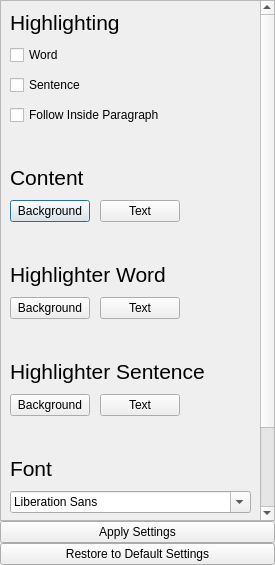
The window that src/forms/color_settings.ui (DinoZAR/CentralAccessReader) describes before a commit, drawn with Qt 5.
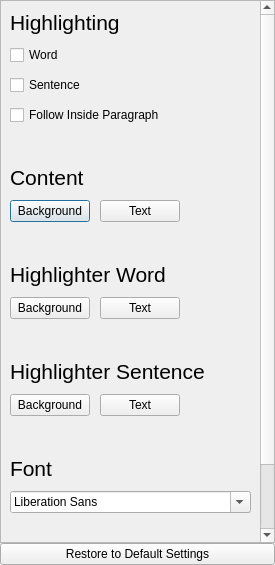
The same window after the commit. Icons and pictures are not drawn.

Commit message: Made the math library display in general settings act as toggle to show/hide the selection process. Also made sure that changes in the color settings affect the document in real time!

What changed in the file:
```diff
--- a/src/forms/color_settings.ui
+++ b/src/forms/color_settings.ui
@@ -36,7 +36,7 @@
       <property name="geometry">
        <rect>
         <x>0</x>
-        <y>-145</y>
+        <y>0</y>
         <width>256</width>
         <height>666</height>
        </rect>
@@ -294,22 +294,6 @@
    </item>
    <item>
     <layout class="QVBoxLayout" name="verticalLayout_7">
-     <item>
-      <widget class="QPushButton" name="applyButton">
-       <property name="toolTip">
-        <string>Applies new settings</string>
-       </property>
-       <property name="text">
-        <string>Apply Settings</string>
-       </property>
-       <property name="iconSize">
-        <size>
-         <width>50</width>
-         <height>50</height>
-        </size>
-       </property>
-      </widget>
-     </item>
      <item>
       <widget class="QPushButton" name="restoreButton">
        <property name="toolTip">
```
The commit also changes 10 other files.
